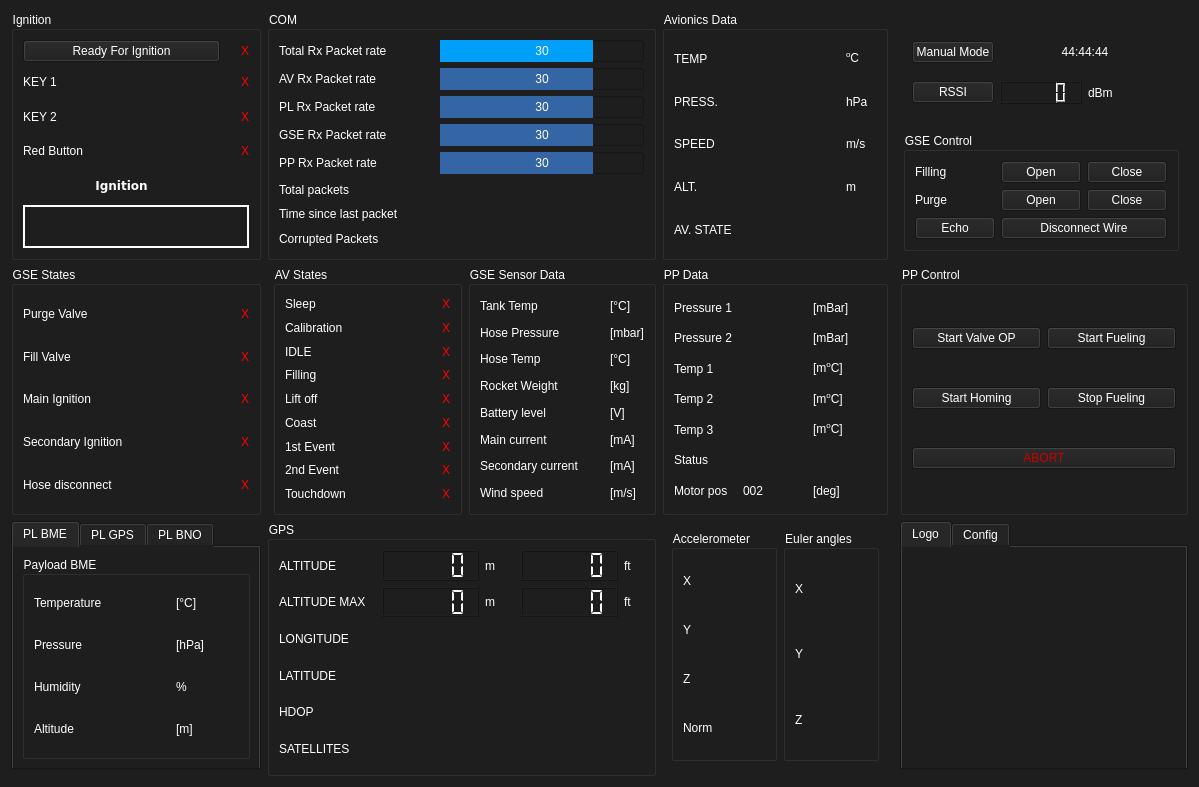
This is UI/ui_file/WasserfallenGUI.ui in MorgesHAB/ERT2020GS as Qt 5 draws it before an edit. The edited form follows.
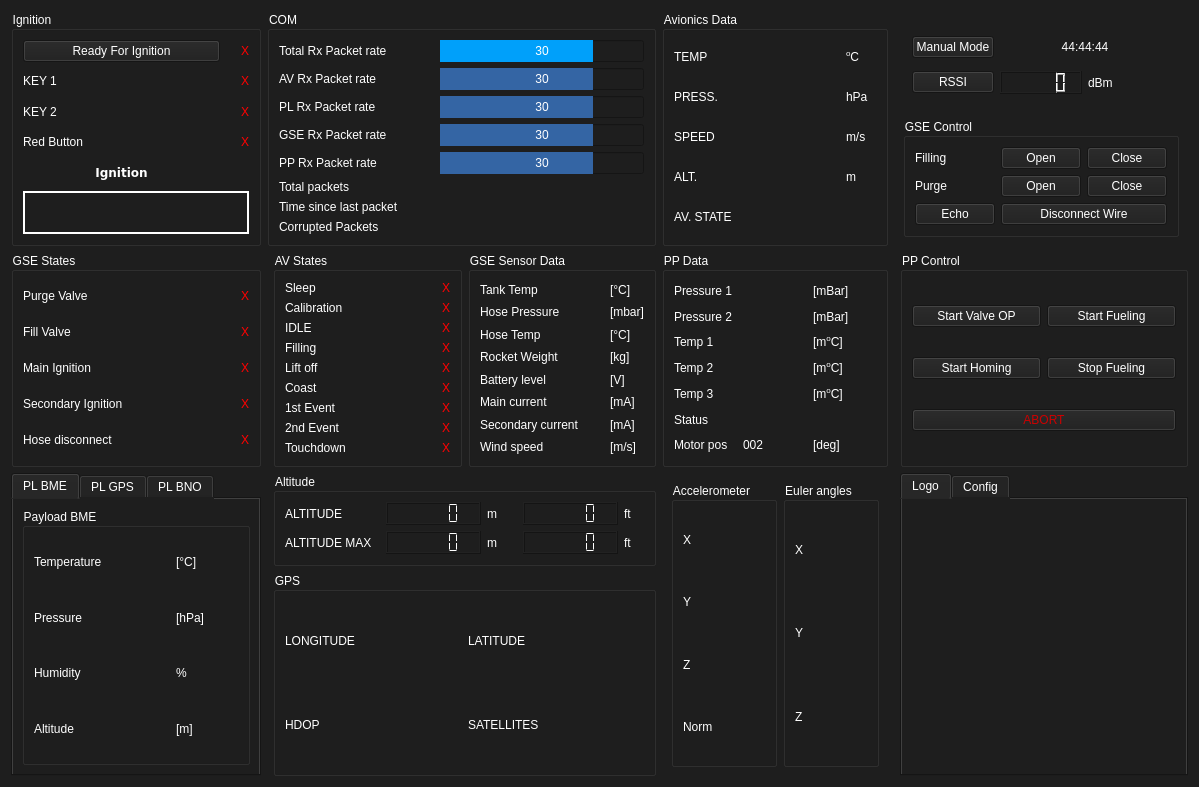
This is the edited form. Icons and pictures are not drawn.

Diff of the .ui file:
```diff
--- a/UI/ui_file/WasserfallenGUI.ui
+++ b/UI/ui_file/WasserfallenGUI.ui
@@ -39,7 +39,7 @@
 color: rgb(255, 255, 255);</string>
   </property>
   <layout class="QGridLayout" name="gridLayout_10">
-   <item row="0" column="8" colspan="2">
+   <item row="0" column="10" colspan="2">
     <widget class="QWidget" name="widget" native="true">
      <layout class="QGridLayout" name="gridLayout_9">
       <item row="0" column="0">
@@ -183,7 +183,7 @@
      </layout>
     </widget>
    </item>
-   <item row="1" column="9">
+   <item row="1" column="11">
     <widget class="QGroupBox" name="groupBox">
      <property name="title">
       <string>PP Control</string>
@@ -230,180 +230,6 @@
      </layout>
     </widget>
    </item>
-   <item row="2" column="4" rowspan="2" colspan="3">
-    <widget class="QGroupBox" name="gps_box">
-     <property name="sizePolicy">
-      <sizepolicy hsizetype="MinimumExpanding" vsizetype="MinimumExpanding">
-       <horstretch>0</horstretch>
-       <verstretch>0</verstretch>
-      </sizepolicy>
-     </property>
-     <property name="minimumSize">
-      <size>
-       <width>0</width>
-       <height>0</height>
-      </size>
-     </property>
-     <property name="title">
-      <string>GPS</string>
-     </property>
-     <layout class="QGridLayout" name="gridLayout_3">
-      <item row="3" column="0">
-       <widget class="QLabel" name="longitude_label">
-        <property name="text">
-         <string>LONGITUDE</string>
-        </property>
-       </widget>
-      </item>
-      <item row="5" column="0">
-       <widget class="QLabel" name="latitude_label">
-        <property name="text">
-         <string>LATITUDE</string>
-        </property>
-       </widget>
-      </item>
-      <item row="1" column="0">
-       <widget class="QLabel" name="altitude_label_gps">
-        <property name="text">
-         <string>ALTITUDE</string>
-        </property>
-       </widget>
-      </item>
-      <item row="7" column="0">
-       <widget class="QLabel" name="sat_nbr_label">
-        <property name="text">
-         <string>SATELLITES</string>
-        </property>
-       </widget>
-      </item>
-      <item row="6" column="0">
-       <widget class="QLabel" name="hdop_label">
-        <property name="text">
-         <string>HDOP</string>
-        </property>
-       </widget>
-      </item>
-      <item row="2" column="0">
-       <widget class="QLabel" name="altitude_max_label">
-        <property name="text">
-         <string>ALTITUDE MAX</string>
-        </property>
-       </widget>
-      </item>
-      <item row="3" column="1" colspan="4">
-       <widget class="QLabel" name="longitude_panel">
-        <property name="text">
-         <string/>
-        </property>
-       </widget>
-      </item>
-      <item row="1" column="4">
-       <widget class="QLabel" name="ft_unit_label_2">
-        <property name="maximumSize">
-         <size>
-          <width>20</width>
-          <height>16777215</height>
-         </size>
-        </property>
-        <property name="text">
-         <string>ft</string>
-        </property>
-       </widget>
-      </item>
-      <item row="2" column="1">
-       <widget class="QLCDNumber" name="altitude_max_lcd_m">
-        <property name="enabled">
-         <bool>true</bool>
-        </property>
-        <property name="segmentStyle">
-         <enum>QLCDNumber::Flat</enum>
-        </property>
-       </widget>
-      </item>
-      <item row="1" column="3">
-       <widget class="QLCDNumber" name="altitude_lcd_gps_ft">
-        <property name="frameShadow">
-         <enum>QFrame::Raised</enum>
-        </property>
-        <property name="segmentStyle">
-         <enum>QLCDNumber::Flat</enum>
-        </property>
-       </widget>
-      </item>
-      <item row="1" column="1">
-       <widget class="QLCDNumber" name="altitude_lcd_gps">
-        <property name="smallDecimalPoint">
-         <bool>false</bool>
-        </property>
-        <property name="segmentStyle">
-         <enum>QLCDNumber::Flat</enum>
-        </property>
-       </widget>
-      </item>
-      <item row="1" column="2">
-       <widget class="QLabel" name="m_unit_label_2">
-        <property name="maximumSize">
-         <size>
-          <width>30</width>
-          <height>16777215</height>
-         </size>
-        </property>
-        <property name="text">
-         <string>m</string>
-        </property>
-       </widget>
-      </item>
-      <item row="2" column="2">
-       <widget class="QLabel" name="m_unit_label">
-        <property name="text">
-         <string>m</string>
-        </property>
-       </widget>
-      </item>
-      <item row="2" column="3">
-       <widget class="QLCDNumber" name="altitude_max_lcd_ft">
-        <property name="segmentStyle">
-         <enum>QLCDNumber::Flat</enum>
-        </property>
-       </widget>
-      </item>
-      <item row="2" column="4">
-       <widget class="QLabel" name="ft_unit_label">
-        <property name="text">
-         <string>ft</string>
-        </property>
-       </widget>
-      </item>
-      <item row="5" column="1" colspan="4">
-       <widget class="QLabel" name="latitude_panel">
-        <property name="minimumSize">
-         <size>
-          <width>0</width>
-          <height>0</height>
-         </size>
-        </property>
-        <property name="text">
-         <string/>
-        </property>
-       </widget>
-      </item>
-      <item row="6" column="1" colspan="4">
-       <widget class="QLabel" name="hdop_panel">
-        <property name="text">
-         <string/>
-        </property>
-       </widget>
-      </item>
-      <item row="7" column="1" colspan="4">
-       <widget class="QLabel" name="sat_nbr_panel">
-        <property name="text">
-         <string/>
-        </property>
-       </widget>
-      </item>
-     </layout>
-    </widget>
-   </item>
    <item row="1" column="6">
     <widget class="QGroupBox" name="groupBox_2">
      <property name="sizePolicy">
@@ -1639,7 +1465,399 @@
      </layout>
     </widget>
    </item>
-   <item row="2" column="3">
+   <item row="0" column="9">
+    <widget class="QGroupBox" name="avionics_box">
+     <property name="sizePolicy">
+      <sizepolicy hsizetype="MinimumExpanding" vsizetype="MinimumExpanding">
+       <horstretch>0</horstretch>
+       <verstretch>0</verstretch>
+      </sizepolicy>
+     </property>
+     <property name="title">
+      <string>Avionics Data</string>
+     </property>
+     <layout class="QGridLayout" name="gridLayout_8">
+      <item row="3" column="2">
+       <widget class="QLabel" name="hpa_unit_label">
+        <property name="maximumSize">
+         <size>
+          <width>30</width>
+          <height>16777215</height>
+         </size>
+        </property>
+        <property name="text">
+         <string>hPa</string>
+        </property>
+       </widget>
+      </item>
+      <item row="6" column="0">
+       <widget class="QLabel" name="avionics_state_label">
+        <property name="text">
+         <string>AV. STATE</string>
+        </property>
+       </widget>
+      </item>
+      <item row="3" column="0">
+       <widget class="QLabel" name="pressure_label">
+        <property name="text">
+         <string>PRESS.</string>
+        </property>
+       </widget>
+      </item>
+      <item row="5" column="1">
+       <widget class="QLabel" name="altitude_panel_telemetry">
+        <property name="text">
+         <string/>
+        </property>
+       </widget>
+      </item>
+      <item row="4" column="0">
+       <widget class="QLabel" name="speed_label">
+        <property name="text">
+         <string>SPEED</string>
+        </property>
+       </widget>
+      </item>
+      <item row="5" column="2">
+       <widget class="QLabel" name="m_unit_label_3">
+        <property name="maximumSize">
+         <size>
+          <width>30</width>
+          <height>16777215</height>
+         </size>
+        </property>
+        <property name="text">
+         <string>m</string>
+        </property>
+       </widget>
+      </item>
+      <item row="5" column="0">
+       <widget class="QLabel" name="altitude_label_telemetry">
+        <property name="text">
+         <string>ALT.</string>
+        </property>
+       </widget>
+      </item>
+      <item row="4" column="1">
+       <widget class="QLabel" name="speed_panel">
+        <property name="text">
+         <string/>
+        </property>
+       </widget>
+      </item>
+      <item row="0" column="1">
+       <widget class="QLabel" name="temperature_panel">
+        <property name="text">
+         <string/>
+        </property>
+       </widget>
+      </item>
+      <item row="3" column="1">
+       <widget class="QLabel" name="pressure_panel">
+        <property name="text">
+         <string/>
+        </property>
+       </widget>
+      </item>
+      <item row="4" column="2">
+       <widget class="QLabel" name="m_s_unit_label">
+        <property name="maximumSize">
+         <size>
+          <width>30</width>
+          <height>16777215</height>
+         </size>
+        </property>
+        <property name="text">
+         <string>m/s</string>
+        </property>
+       </widget>
+      </item>
+      <item row="0" column="0">
+       <widget class="QLabel" name="temperature_label">
+        <property name="text">
+         <string>TEMP</string>
+        </property>
+       </widget>
+      </item>
+      <item row="0" column="2">
+       <widget class="QLabel" name="celcius_label">
+        <property name="minimumSize">
+         <size>
+          <width>0</width>
+          <height>0</height>
+         </size>
+        </property>
+        <property name="maximumSize">
+         <size>
+          <width>30</width>
+          <height>16777215</height>
+         </size>
+        </property>
+        <property name="text">
+         <string>&lt;html&gt;&lt;head/&gt;&lt;body&gt;&lt;p&gt;&lt;span style=&quot; vertical-align:super;&quot;&gt;o&lt;/span&gt;C&lt;/p&gt;&lt;/body&gt;&lt;/html&gt;</string>
+        </property>
+       </widget>
+      </item>
+      <item row="6" column="1" colspan="2">
+       <widget class="QLabel" name="avionics_state_panel">
+        <property name="text">
+         <string/>
+        </property>
+       </widget>
+      </item>
+     </layout>
+    </widget>
+   </item>
+   <item row="1" column="9">
+    <widget class="QGroupBox" name="groupBox_6">
+     <property name="title">
+      <string>PP Data</string>
+     </property>
+     <layout class="QGridLayout" name="gridLayout_21">
+      <item row="5" column="0">
+       <widget class="QLabel" name="label_15">
+        <property name="text">
+         <string>Status</string>
+        </property>
+       </widget>
+      </item>
+      <item row="3" column="0">
+       <widget class="QLabel" name="label_13">
+        <property name="text">
+         <string>Temp 2</string>
+        </property>
+       </widget>
+      </item>
+      <item row="1" column="0">
+       <widget class="QLabel" name="label">
+        <property name="text">
+         <string>Pressure 2</string>
+        </property>
+       </widget>
+      </item>
+      <item row="2" column="0">
+       <widget class="QLabel" name="label_9">
+        <property name="text">
+         <string>Temp 1</string>
+        </property>
+       </widget>
+      </item>
+      <item row="0" column="1">
+       <widget class="QLabel" name="pp_pressure_1_panel">
+        <property name="text">
+         <string/>
+        </property>
+       </widget>
+      </item>
+      <item row="2" column="1">
+       <widget class="QLabel" name="pp_temperature_1_panel">
+        <property name="text">
+         <string/>
+        </property>
+       </widget>
+      </item>
+      <item row="1" column="1">
+       <widget class="QLabel" name="pp_pressure_2_panel">
+        <property name="text">
+         <string/>
+        </property>
+       </widget>
+      </item>
+      <item row="2" column="2">
+       <widget class="QLabel" name="label_12">
+        <property name="text">
+         <string>&lt;html&gt;&lt;head/&gt;&lt;body&gt;&lt;p&gt;[m&lt;span style=&quot; vertical-align:super;&quot;&gt;o&lt;/span&gt;C]&lt;/p&gt;&lt;/body&gt;&lt;/html&gt;</string>
+        </property>
+       </widget>
+      </item>
+      <item row="4" column="0">
+       <widget class="QLabel" name="label_14">
+        <property name="text">
+         <string>Temp 3</string>
+        </property>
+       </widget>
+      </item>
+      <item row="0" column="2">
+       <widget class="QLabel" name="label_6">
+        <property name="text">
+         <string>[mBar]</string>
+        </property>
+       </widget>
+      </item>
+      <item row="1" column="2">
+       <widget class="QLabel" name="label_3">
+        <property name="text">
+         <string>[mBar]</string>
+        </property>
+       </widget>
+      </item>
+      <item row="0" column="0">
+       <widget class="QLabel" name="label_5">
+        <property name="text">
+         <string>Pressure 1</string>
+        </property>
+       </widget>
+      </item>
+      <item row="6" column="0">
+       <widget class="QLabel" name="label_16">
+        <property name="text">
+         <string>Motor pos</string>
+        </property>
+       </widget>
+      </item>
+      <item row="3" column="1">
+       <widget class="QLabel" name="pp_temperature_2_panel">
+        <property name="text">
+         <string/>
+        </property>
+       </widget>
+      </item>
+      <item row="3" column="2">
+       <widget class="QLabel" name="label_18">
+        <property name="text">
+         <string>&lt;html&gt;&lt;head/&gt;&lt;body&gt;&lt;p&gt;[m&lt;span style=&quot; vertical-align:super;&quot;&gt;o&lt;/span&gt;C]&lt;/p&gt;&lt;/body&gt;&lt;/html&gt;</string>
+        </property>
+       </widget>
+      </item>
+      <item row="4" column="1">
+       <widget class="QLabel" name="pp_temperature_3_panel">
+        <property name="text">
+         <string/>
+        </property>
+       </widget>
+      </item>
+      <item row="4" column="2">
+       <widget class="QLabel" name="label_20">
+        <property name="text">
+         <string>&lt;html&gt;&lt;head/&gt;&lt;body&gt;&lt;p&gt;[m&lt;span style=&quot; vertical-align:super;&quot;&gt;o&lt;/span&gt;C]&lt;/p&gt;&lt;/body&gt;&lt;/html&gt;</string>
+        </property>
+       </widget>
+      </item>
+      <item row="5" column="1">
+       <widget class="QLabel" name="pp_status_panel">
+        <property name="text">
+         <string/>
+        </property>
+       </widget>
+      </item>
+      <item row="6" column="1">
+       <widget class="QLabel" name="pp_motor_position_panel">
+        <property name="text">
+         <string>002</string>
+        </property>
+       </widget>
+      </item>
+      <item row="6" column="2">
+       <widget class="QLabel" name="label_24">
+        <property name="text">
+         <string>[deg]</string>
+        </property>
+       </widget>
+      </item>
+     </layout>
+    </widget>
+   </item>
+   <item row="2" column="5" colspan="2">
+    <widget class="QGroupBox" name="groupBox_7">
+     <property name="title">
+      <string>Altitude</string>
+     </property>
+     <layout class="QGridLayout" name="gridLayout_22">
+      <item row="0" column="0">
+       <widget class="QLabel" name="altitude_label_gps">
+        <property name="text">
+         <string>ALTITUDE</string>
+        </property>
+       </widget>
+      </item>
+      <item row="0" column="1">
+       <widget class="QLCDNumber" name="altitude_lcd_gps">
+        <property name="smallDecimalPoint">
+         <bool>false</bool>
+        </property>
+        <property name="segmentStyle">
+         <enum>QLCDNumber::Flat</enum>
+        </property>
+       </widget>
+      </item>
+      <item row="0" column="4">
+       <widget class="QLabel" name="ft_unit_label_2">
+        <property name="maximumSize">
+         <size>
+          <width>20</width>
+          <height>16777215</height>
+         </size>
+        </property>
+        <property name="text">
+         <string>ft</string>
+        </property>
+       </widget>
+      </item>
+      <item row="0" column="2">
+       <widget class="QLabel" name="m_unit_label_2">
+        <property name="maximumSize">
+         <size>
+          <width>30</width>
+          <height>16777215</height>
+         </size>
+        </property>
+        <property name="text">
+         <string>m</string>
+        </property>
+       </widget>
+      </item>
+      <item row="0" column="3">
+       <widget class="QLCDNumber" name="altitude_lcd_gps_ft">
+        <property name="frameShadow">
+         <enum>QFrame::Raised</enum>
+        </property>
+        <property name="segmentStyle">
+         <enum>QLCDNumber::Flat</enum>
+        </property>
+       </widget>
+      </item>
+      <item row="1" column="0">
+       <widget class="QLabel" name="altitude_max_label">
+        <property name="text">
+         <string>ALTITUDE MAX</string>
+        </property>
+       </widget>
+      </item>
+      <item row="1" column="1">
+       <widget class="QLCDNumber" name="altitude_max_lcd_m">
+        <property name="enabled">
+         <bool>true</bool>
+        </property>
+        <property name="segmentStyle">
+         <enum>QLCDNumber::Flat</enum>
+        </property>
+       </widget>
+      </item>
+      <item row="1" column="2">
+       <widget class="QLabel" name="m_unit_label">
+        <property name="text">
+         <string>m</string>
+        </property>
+       </widget>
+      </item>
+      <item row="1" column="3">
+       <widget class="QLCDNumber" name="altitude_max_lcd_ft">
+        <property name="segmentStyle">
+         <enum>QLCDNumber::Flat</enum>
+        </property>
+       </widget>
+      </item>
+      <item row="1" column="4">
+       <widget class="QLabel" name="ft_unit_label">
+        <property name="text">
+         <string>ft</string>
+        </property>
+       </widget>
+      </item>
+     </layout>
+    </widget>
+   </item>
+   <item row="2" column="3" rowspan="2">
     <widget class="QTabWidget" name="tabWidget_2">
      <property name="minimumSize">
       <size>
@@ -2019,299 +2237,7 @@
      </widget>
     </widget>
    </item>
-   <item row="0" column="7">
-    <widget class="QGroupBox" name="avionics_box">
-     <property name="sizePolicy">
-      <sizepolicy hsizetype="MinimumExpanding" vsizetype="MinimumExpanding">
-       <horstretch>0</horstretch>
-       <verstretch>0</verstretch>
-      </sizepolicy>
-     </property>
-     <property name="title">
-      <string>Avionics Data</string>
-     </property>
-     <layout class="QGridLayout" name="gridLayout_8">
-      <item row="3" column="2">
-       <widget class="QLabel" name="hpa_unit_label">
-        <property name="maximumSize">
-         <size>
-          <width>30</width>
-          <height>16777215</height>
-         </size>
-        </property>
-        <property name="text">
-         <string>hPa</string>
-        </property>
-       </widget>
-      </item>
-      <item row="6" column="0">
-       <widget class="QLabel" name="avionics_state_label">
-        <property name="text">
-         <string>AV. STATE</string>
-        </property>
-       </widget>
-      </item>
-      <item row="3" column="0">
-       <widget class="QLabel" name="pressure_label">
-        <property name="text">
-         <string>PRESS.</string>
-        </property>
-       </widget>
-      </item>
-      <item row="5" column="1">
-       <widget class="QLabel" name="altitude_panel_telemetry">
-        <property name="text">
-         <string/>
-        </property>
-       </widget>
-      </item>
-      <item row="4" column="0">
-       <widget class="QLabel" name="speed_label">
-        <property name="text">
-         <string>SPEED</string>
-        </property>
-       </widget>
-      </item>
-      <item row="5" column="2">
-       <widget class="QLabel" name="m_unit_label_3">
-        <property name="maximumSize">
-         <size>
-          <width>30</width>
-          <height>16777215</height>
-         </size>
-        </property>
-        <property name="text">
-         <string>m</string>
-        </property>
-       </widget>
-      </item>
-      <item row="5" column="0">
-       <widget class="QLabel" name="altitude_label_telemetry">
-        <property name="text">
-         <string>ALT.</string>
-        </property>
-       </widget>
-      </item>
-      <item row="4" column="1">
-       <widget class="QLabel" name="speed_panel">
-        <property name="text">
-         <string/>
-        </property>
-       </widget>
-      </item>
-      <item row="0" column="1">
-       <widget class="QLabel" name="temperature_panel">
-        <property name="text">
-         <string/>
-        </property>
-       </widget>
-      </item>
-      <item row="3" column="1">
-       <widget class="QLabel" name="pressure_panel">
-        <property name="text">
-         <string/>
-        </property>
-       </widget>
-      </item>
-      <item row="4" column="2">
-       <widget class="QLabel" name="m_s_unit_label">
-        <property name="maximumSize">
-         <size>
-          <width>30</width>
-          <height>16777215</height>
-         </size>
-        </property>
-        <property name="text">
-         <string>m/s</string>
-        </property>
-       </widget>
-      </item>
-      <item row="0" column="0">
-       <widget class="QLabel" name="temperature_label">
-        <property name="text">
-         <string>TEMP</string>
-        </property>
-       </widget>
-      </item>
-      <item row="0" column="2">
-       <widget class="QLabel" name="celcius_label">
-        <property name="minimumSize">
-         <size>
-          <width>0</width>
-          <height>0</height>
-         </size>
-        </property>
-        <property name="maximumSize">
-         <size>
-          <width>30</width>
-          <height>16777215</height>
-         </size>
-        </property>
-        <property name="text">
-         <string>&lt;html&gt;&lt;head/&gt;&lt;body&gt;&lt;p&gt;&lt;span style=&quot; vertical-align:super;&quot;&gt;o&lt;/span&gt;C&lt;/p&gt;&lt;/body&gt;&lt;/html&gt;</string>
-        </property>
-       </widget>
-      </item>
-      <item row="6" column="1" colspan="2">
-       <widget class="QLabel" name="avionics_state_panel">
-        <property name="text">
-         <string/>
-        </property>
-       </widget>
-      </item>
-     </layout>
-    </widget>
-   </item>
-   <item row="1" column="7">
-    <widget class="QGroupBox" name="groupBox_6">
-     <property name="title">
-      <string>PP Data</string>
-     </property>
-     <layout class="QGridLayout" name="gridLayout_21">
-      <item row="5" column="0">
-       <widget class="QLabel" name="label_15">
-        <property name="text">
-         <string>Status</string>
-        </property>
-       </widget>
-      </item>
-      <item row="3" column="0">
-       <widget class="QLabel" name="label_13">
-        <property name="text">
-         <string>Temp 2</string>
-        </property>
-       </widget>
-      </item>
-      <item row="1" column="0">
-       <widget class="QLabel" name="label">
-        <property name="text">
-         <string>Pressure 2</string>
-        </property>
-       </widget>
-      </item>
-      <item row="2" column="0">
-       <widget class="QLabel" name="label_9">
-        <property name="text">
-         <string>Temp 1</string>
-        </property>
-       </widget>
-      </item>
-      <item row="0" column="1">
-       <widget class="QLabel" name="pp_pressure_1_panel">
-        <property name="text">
-         <string/>
-        </property>
-       </widget>
-      </item>
-      <item row="2" column="1">
-       <widget class="QLabel" name="pp_temperature_1_panel">
-        <property name="text">
-         <string/>
-        </property>
-       </widget>
-      </item>
-      <item row="1" column="1">
-       <widget class="QLabel" name="pp_pressure_2_panel">
-        <property name="text">
-         <string/>
-        </property>
-       </widget>
-      </item>
-      <item row="2" column="2">
-       <widget class="QLabel" name="label_12">
-        <property name="text">
-         <string>&lt;html&gt;&lt;head/&gt;&lt;body&gt;&lt;p&gt;[m&lt;span style=&quot; vertical-align:super;&quot;&gt;o&lt;/span&gt;C]&lt;/p&gt;&lt;/body&gt;&lt;/html&gt;</string>
-        </property>
-       </widget>
-      </item>
-      <item row="4" column="0">
-       <widget class="QLabel" name="label_14">
-        <property name="text">
-         <string>Temp 3</string>
-        </property>
-       </widget>
-      </item>
-      <item row="0" column="2">
-       <widget class="QLabel" name="label_6">
-        <property name="text">
-         <string>[mBar]</string>
-        </property>
-       </widget>
-      </item>
-      <item row="1" column="2">
-       <widget class="QLabel" name="label_3">
-        <property name="text">
-         <string>[mBar]</string>
-        </property>
-       </widget>
-      </item>
-      <item row="0" column="0">
-       <widget class="QLabel" name="label_5">
-        <property name="text">
-         <string>Pressure 1</string>
-        </property>
-       </widget>
-      </item>
-      <item row="6" column="0">
-       <widget class="QLabel" name="label_16">
-        <property name="text">
-         <string>Motor pos</string>
-        </property>
-       </widget>
-      </item>
-      <item row="3" column="1">
-       <widget class="QLabel" name="pp_temperature_2_panel">
-        <property name="text">
-         <string/>
-        </property>
-       </widget>
-      </item>
-      <item row="3" column="2">
-       <widget class="QLabel" name="label_18">
-        <property name="text">
-         <string>&lt;html&gt;&lt;head/&gt;&lt;body&gt;&lt;p&gt;[m&lt;span style=&quot; vertical-align:super;&quot;&gt;o&lt;/span&gt;C]&lt;/p&gt;&lt;/body&gt;&lt;/html&gt;</string>
-        </property>
-       </widget>
-      </item>
-      <item row="4" column="1">
-       <widget class="QLabel" name="pp_temperature_3_panel">
-        <property name="text">
-         <string/>
-        </property>
-       </widget>
-      </item>
-      <item row="4" column="2">
-       <widget class="QLabel" name="label_20">
-        <property name="text">
-         <string>&lt;html&gt;&lt;head/&gt;&lt;body&gt;&lt;p&gt;[m&lt;span style=&quot; vertical-align:super;&quot;&gt;o&lt;/span&gt;C]&lt;/p&gt;&lt;/body&gt;&lt;/html&gt;</string>
-        </property>
-       </widget>
-      </item>
-      <item row="5" column="1">
-       <widget class="QLabel" name="pp_status_panel">
-        <property name="text">
-         <string/>
-        </property>
-       </widget>
-      </item>
-      <item row="6" column="1">
-       <widget class="QLabel" name="pp_motor_position_panel">
-        <property name="text">
-         <string>002</string>
-        </property>
-       </widget>
-      </item>
-      <item row="6" column="2">
-       <widget class="QLabel" name="label_24">
-        <property name="text">
-         <string>[deg]</string>
-        </property>
-       </widget>
-      </item>
-     </layout>
-    </widget>
-   </item>
-   <item row="2" column="7">
+   <item row="2" column="9" rowspan="2">
     <widget class="QWidget" name="widget_3" native="true">
      <layout class="QHBoxLayout" name="horizontalLayout_2">
       <item>
@@ -2490,7 +2416,90 @@
      </layout>
     </widget>
    </item>
-   <item row="2" column="9">
+   <item row="3" column="5" colspan="2">
+    <widget class="QGroupBox" name="gps_box">
+     <property name="sizePolicy">
+      <sizepolicy hsizetype="MinimumExpanding" vsizetype="MinimumExpanding">
+       <horstretch>0</horstretch>
+       <verstretch>0</verstretch>
+      </sizepolicy>
+     </property>
+     <property name="minimumSize">
+      <size>
+       <width>0</width>
+       <height>0</height>
+      </size>
+     </property>
+     <property name="title">
+      <string>GPS</string>
+     </property>
+     <layout class="QGridLayout" name="gridLayout_3">
+      <item row="3" column="0">
+       <widget class="QLabel" name="longitude_label">
+        <property name="text">
+         <string>LONGITUDE</string>
+        </property>
+       </widget>
+      </item>
+      <item row="6" column="0">
+       <widget class="QLabel" name="hdop_label">
+        <property name="text">
+         <string>HDOP</string>
+        </property>
+       </widget>
+      </item>
+      <item row="3" column="6">
+       <widget class="QLabel" name="latitude_panel">
+        <property name="minimumSize">
+         <size>
+          <width>0</width>
+          <height>0</height>
+         </size>
+        </property>
+        <property name="text">
+         <string/>
+        </property>
+       </widget>
+      </item>
+      <item row="6" column="5">
+       <widget class="QLabel" name="sat_nbr_label">
+        <property name="text">
+         <string>SATELLITES</string>
+        </property>
+       </widget>
+      </item>
+      <item row="6" column="6">
+       <widget class="QLabel" name="sat_nbr_panel">
+        <property name="text">
+         <string/>
+        </property>
+       </widget>
+      </item>
+      <item row="3" column="5">
+       <widget class="QLabel" name="latitude_label">
+        <property name="text">
+         <string>LATITUDE</string>
+        </property>
+       </widget>
+      </item>
+      <item row="3" column="1">
+       <widget class="QLabel" name="longitude_panel">
+        <property name="text">
+         <string/>
+        </property>
+       </widget>
+      </item>
+      <item row="6" column="1">
+       <widget class="QLabel" name="hdop_panel">
+        <property name="text">
+         <string/>
+        </property>
+       </widget>
+      </item>
+     </layout>
+    </widget>
+   </item>
+   <item row="2" column="11" rowspan="2">
     <widget class="QTabWidget" name="tabWidget">
      <property name="sizePolicy">
       <sizepolicy hsizetype="MinimumExpanding" vsizetype="MinimumExpanding">
```
Left out of the diff: 156 changed lines with no effect on the pictures.
